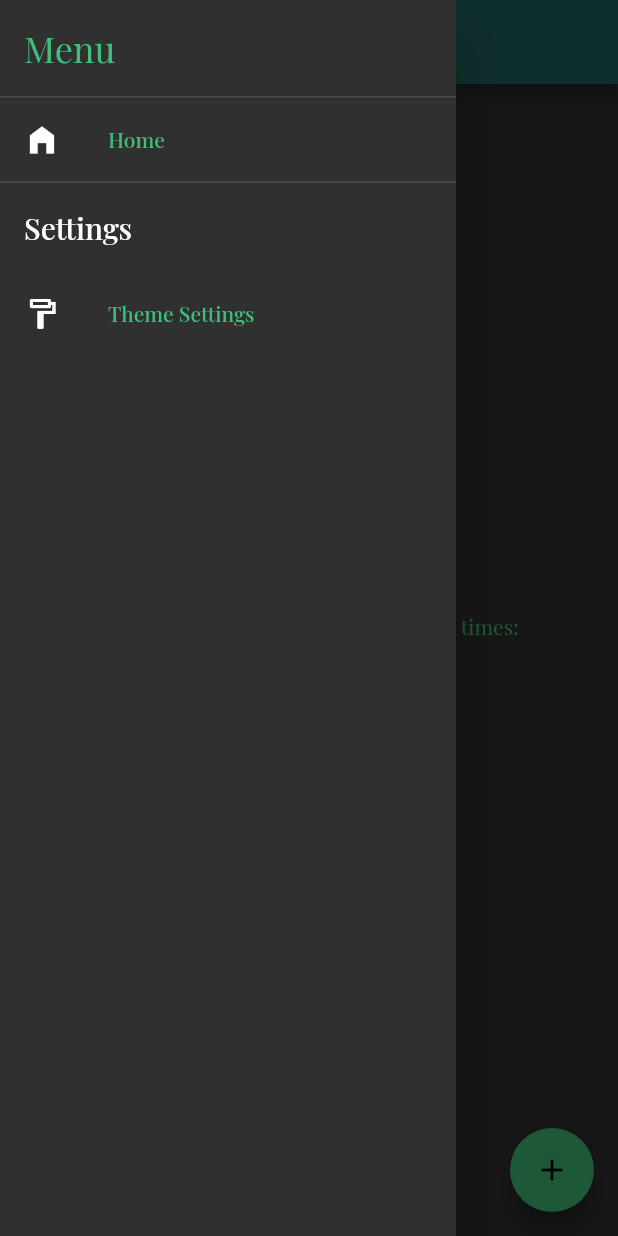
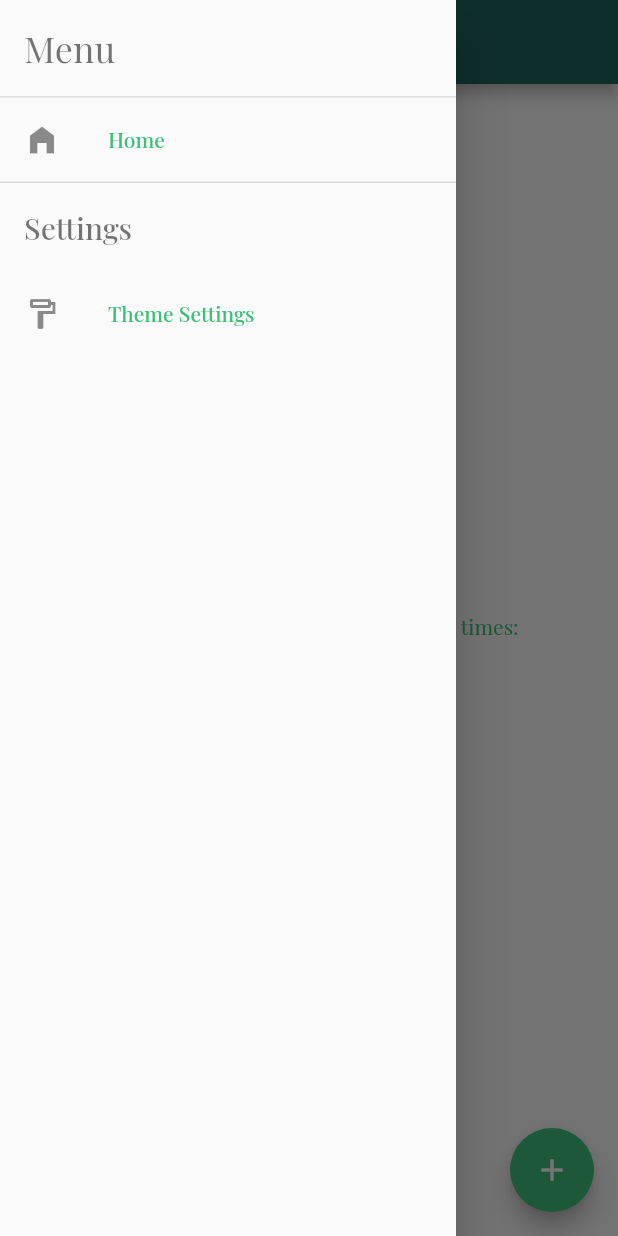
Before and after one commit to gokul0205/Flutter_Boilerplate, a Flutter app: the screen it shows after launch, after a tap on the "menu" icon, on a phone screen of 412 x 824 dp. Run offline on Flutter 3.47's test engine with Material 2 defaults, Android fonts, the phone set to English and light mode, and no system bars; our stand-ins replace auto_size_text, google_fonts, shared_preferences.

Commit message:
Added shared preferences theme state storage

```diff
--- a/lib/Helper/ThemeType.dart
+++ b/lib/Helper/ThemeType.dart
@@ -1,16 +1,17 @@
 import 'package:flutter/material.dart';
+import 'package:shared_preferences/shared_preferences.dart';
 import 'package:theme_boilerplate_code/Helper/ThemeConstants.dart';
 
 enum ThemeType { Light, Dark }
 
 class ThemeModel extends ChangeNotifier {
-  ThemeData currentTheme = darkTheme;
-  ThemeType _themeType = ThemeType.Dark;
-  String currentThemeString = "Dark";
-  getTheme()
-  {
+  ThemeData currentTheme;
+  ThemeType _themeType;
+  String currentThemeString;
+  getTheme() {
     return currentThemeString;
   }
+
   toggleTheme() {
     if (_themeType == ThemeType.Dark) {
       currentTheme = lightTheme;
@@ -26,11 +27,24 @@ class ThemeModel extends ChangeNotifier {
       return notifyListeners();
     }
   }
+  ThemeModel()
+  {
+    initTheme();
+  }
 
-  setTheme(String selectedTheme) {
+  initTheme() async {
+    SharedPreferences prefs = await SharedPreferences.getInstance();
+    currentThemeString = (prefs.getString('theme') ?? "Light");
+    setTheme(currentThemeString);
+  }
+
+  setTheme(String selectedTheme) async {
     if (selectedTheme == null || selectedTheme == '') {
       currentTheme = lightTheme;
       _themeType = ThemeType.Light;
+      currentThemeString="Light";
+      SharedPreferences prefs = await SharedPreferences.getInstance();
+      await prefs.setString('theme', currentThemeString);
       return notifyListeners();
     } else {
       switch (selectedTheme) {
@@ -39,7 +53,6 @@ class ThemeModel extends ChangeNotifier {
             currentTheme = lightTheme;
             _themeType = ThemeType.Light;
             currentThemeString = "Light";
-            return notifyListeners();
 
           }
           break;
@@ -49,7 +62,7 @@ class ThemeModel extends ChangeNotifier {
             currentTheme = darkTheme;
             _themeType = ThemeType.Dark;
             currentThemeString = "Dark";
-            return notifyListeners();
+
           }
           break;
 
@@ -58,7 +71,7 @@ class ThemeModel extends ChangeNotifier {
             currentTheme = lightThemeOswald;
             _themeType = ThemeType.Light;
             currentThemeString = "LightOswald";
-            return notifyListeners();
+
           }
           break;
 
@@ -67,7 +80,7 @@ class ThemeModel extends ChangeNotifier {
             currentTheme = darkThemeOswald;
             _themeType = ThemeType.Dark;
             currentThemeString = "DarkOswald";
-            return notifyListeners();
+
           }
           break;
 
@@ -76,7 +89,7 @@ class ThemeModel extends ChangeNotifier {
             currentTheme = lightThemeTeko;
             _themeType = ThemeType.Light;
             currentThemeString = "LightTeko";
-            return notifyListeners();
+
           }
           break;
 
@@ -85,7 +98,7 @@ class ThemeModel extends ChangeNotifier {
             currentTheme = darkThemeTeko;
             _themeType = ThemeType.Dark;
             currentThemeString = "DarkTeko";
-            return notifyListeners();
+
           }
           break;
         default:
@@ -93,10 +106,13 @@ class ThemeModel extends ChangeNotifier {
             currentTheme = lightThemeTeko;
             _themeType = ThemeType.Light;
             currentThemeString = "LightTeko";
-            return notifyListeners();
+
           }
           break;
       }
+      SharedPreferences prefs = await SharedPreferences.getInstance();
+      await prefs.setString('theme', currentThemeString);
+      return notifyListeners();
     }
   }
 }
--- a/lib/main.dart
+++ b/lib/main.dart
@@ -1,14 +1,13 @@
 import 'package:flutter/material.dart';
 import 'package:provider/provider.dart';
-import 'package:theme_boilerplate_code/src/HomePage.dart';
-import 'package:theme_boilerplate_code/src/ThemeSelector.dart';
-
 import 'Helper/Router.dart';
 import 'Helper/ThemeType.dart';
 
 void main() => runApp(
     ChangeNotifierProvider<ThemeModel>(
-        create: (BuildContext context) => ThemeModel(),
+        create: (BuildContext context){
+          ThemeModel presentTheme=ThemeModel();
+          return presentTheme;},
         child: MyApp()));
 
 class MyApp extends StatelessWidget {
```
Also changed, not shown: 1 other file.
